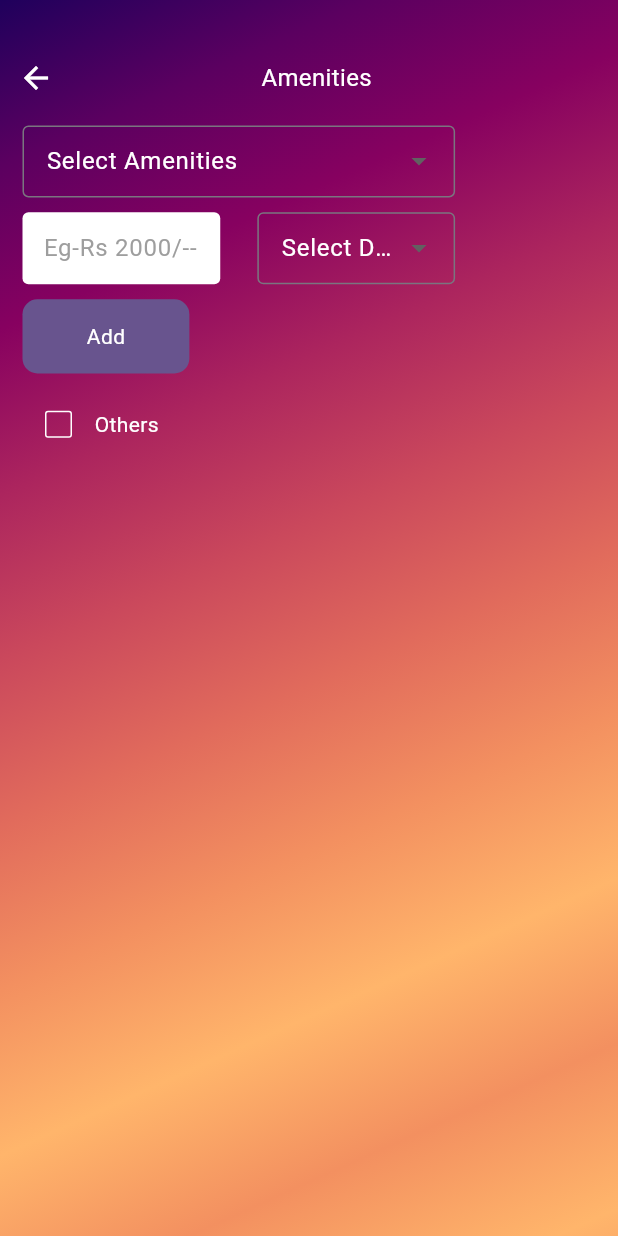
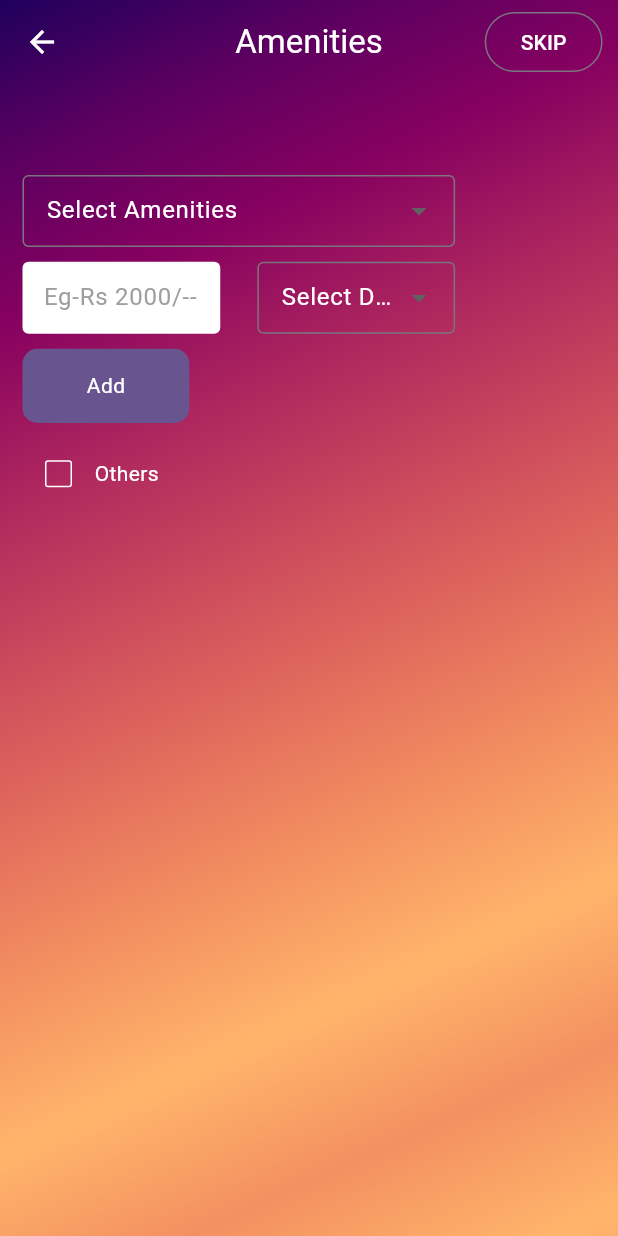
Before and after one commit to kaamwalibaistech/societyGate, a Flutter app: the AmenitiesAdd screen opened directly, on a phone screen of 412 x 824 dp. Run offline on Flutter 3.47's test engine with Material 3 defaults, Android fonts, the phone set to English and light mode, and no system bars; our stand-ins replace bloc, cached_network_image, carousel_slider, equatable, firebase_core, firebase_messaging and 9 more; missing offline and left inert: in_app_update, qr_code_scanner_plus; accounts and stored records are empty.

Commit message:
skip added on amenities page

```diff
--- a/lib/amenities/amenities_add.dart
+++ b/lib/amenities/amenities_add.dart
@@ -4,8 +4,11 @@
 import 'package:fluttertoast/fluttertoast.dart';
 import 'package:society_gate/api/api_repository.dart';
 import 'package:society_gate/auth/login_success.dart';
+import 'package:society_gate/auth/register_screen.dart';
 import 'package:society_gate/constents/local_storage.dart';
 import 'package:society_gate/constents/sizedbox.dart';
+
+import '../navigation_screen.dart';
 
 class AmenitiesAdd extends StatefulWidget {
   const AmenitiesAdd({
@@ -117,6 +120,29 @@
       ),
       child: Scaffold(
         backgroundColor: Colors.transparent,
+        appBar: AppBar(
+          backgroundColor: Colors.transparent,
+          automaticallyImplyLeading: true,
+          title: const Text("Amenities"),
+          centerTitle: true,
+          // elevation: 100,
+          foregroundColor: Colors.white,
+          actions: [
+            OutlinedButton(
+                onPressed: () {
+                  LocalStoragePref().setAmenitiesBool(true);
+                  Navigator.push(
+                      context,
+                      MaterialPageRoute(
+                          builder: (context) => const Navigationscreen()));
+                },
+                child: const Text(
+                  "SKIP",
+                  style: TextStyle(color: Colors.white),
+                )),
+            sizedBoxW10(context)
+          ],
+        ),
         body: Stack(children: [
           Padding(
             padding: const EdgeInsets.only(top: 40.0),
@@ -128,15 +154,6 @@
                   child: Column(
                     crossAxisAlignment: CrossAxisAlignment.start,
                     children: [
-                      const Padding(
-                        padding: EdgeInsets.only(left: 10.0),
-                        child: Center(
-                          child: Text(
-                            "Amenities",
-                            style: TextStyle(fontSize: 16, color: Colors.white),
-                          ),
-                        ),
-                      ),
                       other == true
                           ? const SizedBox.shrink()
                           : sizedBoxH20(context),
@@ -416,18 +433,18 @@
               ),
             ),
           ),
-          Padding(
-            padding: const EdgeInsets.only(left: 12.0, top: 40),
-            child: GestureDetector(
-              onTap: () {
-                Navigator.pop(context);
-              },
-              child: const Icon(
-                Icons.arrow_back,
-                color: Colors.white,
-              ),
-            ),
-          ),
+          // Padding(
+          //   padding: const EdgeInsets.only(left: 12.0, top: 40),
+          //   child: GestureDetector(
+          //     onTap: () {
+          //       Navigator.pop(context);
+          //     },
+          //     child: const Icon(
+          //       Icons.arrow_back,
+          //       color: Colors.white,
+          //     ),
+          //   ),
+          // ),
         ]),
       ),
     );
```
Also changed, not shown: lib/homepage_screen.dart (+6 -1 lines), 4 other files.
